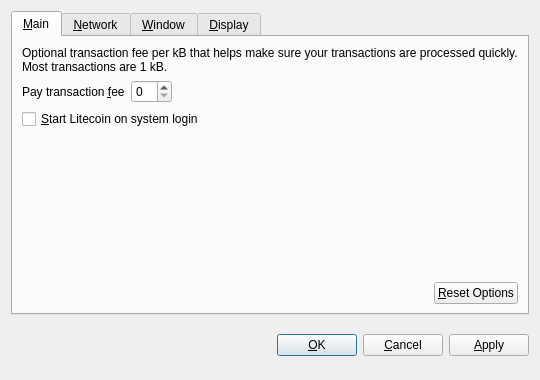
The window that src/qt/forms/optionsdialog.ui (Testy14/blcoin) describes before a commit, drawn with Qt 5.
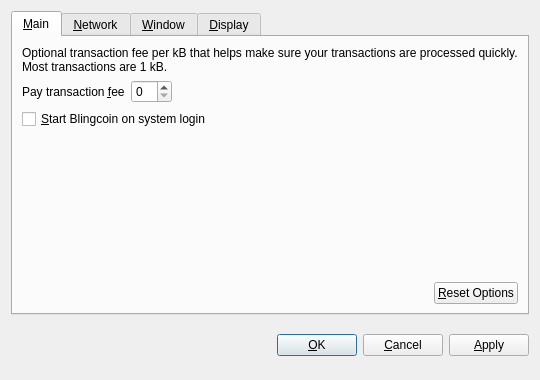
The same window after the commit. Custom widgets are drawn as their Qt base class.

Diff of the .ui file:
```diff
--- a/src/qt/forms/optionsdialog.ui
+++ b/src/qt/forms/optionsdialog.ui
@@ -82,7 +82,7 @@
           <string>Automatically start Litecoin after logging in to the system.</string>
          </property>
          <property name="text">
-          <string>&amp;Start Litecoin on system login</string>
+          <string>&amp;Start Blingcoin on system login</string>
          </property>
         </widget>
        </item>
```
Left out of the diff: 10 changed lines with no effect on the pictures.
